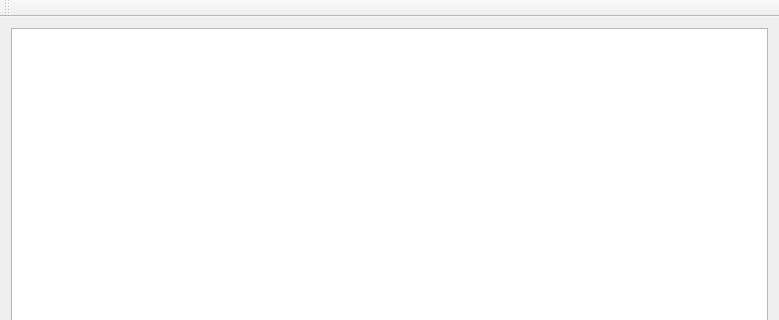
Above: mainwindow.ui from itfray/TLView before the change; both pictures show x 0 to 779 and y 0 to 320 of the 779 by 563 pixel window. Below: the same form after it.
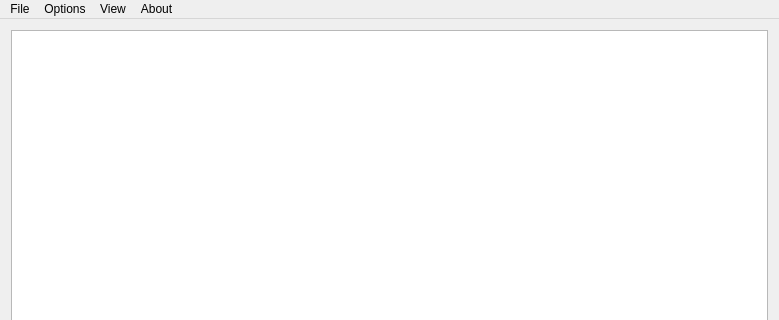
That is the form after the change.

Commit message: add main menu

Patch:
```diff
--- a/mainwindow.ui
+++ b/mainwindow.ui
@@ -29,14 +29,44 @@
      <height>26</height>
     </rect>
    </property>
-  </widget>
-  <widget class="QToolBar" name="mainToolBar">
-   <attribute name="toolBarArea">
-    <enum>TopToolBarArea</enum>
-   </attribute>
-   <attribute name="toolBarBreak">
-    <bool>false</bool>
-   </attribute>
+   <widget class="QMenu" name="menuFile">
+    <property name="title">
+     <string>File</string>
+    </property>
+    <addaction name="actionSave"/>
+    <addaction name="actionSave_as"/>
+    <addaction name="separator"/>
+    <addaction name="actionExit"/>
+   </widget>
+   <widget class="QMenu" name="menuOptions">
+    <property name="title">
+     <string>Options</string>
+    </property>
+    <addaction name="actionResolve_Addresses"/>
+   </widget>
+   <widget class="QMenu" name="menuView">
+    <property name="title">
+     <string>View</string>
+    </property>
+    <widget class="QMenu" name="menuUpdate_Speed">
+     <property name="title">
+      <string>Update Speed</string>
+     </property>
+     <addaction name="action1_seconds"/>
+     <addaction name="action2_seconds"/>
+     <addaction name="action3_seconds"/>
+    </widget>
+    <addaction name="menuUpdate_Speed"/>
+   </widget>
+   <widget class="QMenu" name="menuAbout">
+    <property name="title">
+     <string>About</string>
+    </property>
+   </widget>
+   <addaction name="menuFile"/>
+   <addaction name="menuOptions"/>
+   <addaction name="menuView"/>
+   <addaction name="menuAbout"/>
   </widget>
   <widget class="QStatusBar" name="statusBar"/>
   <widget class="QToolBar" name="toolBar">
```
Left out of the diff: 53 changed lines with no effect on the pictures. The commit also changes 2 other files.
